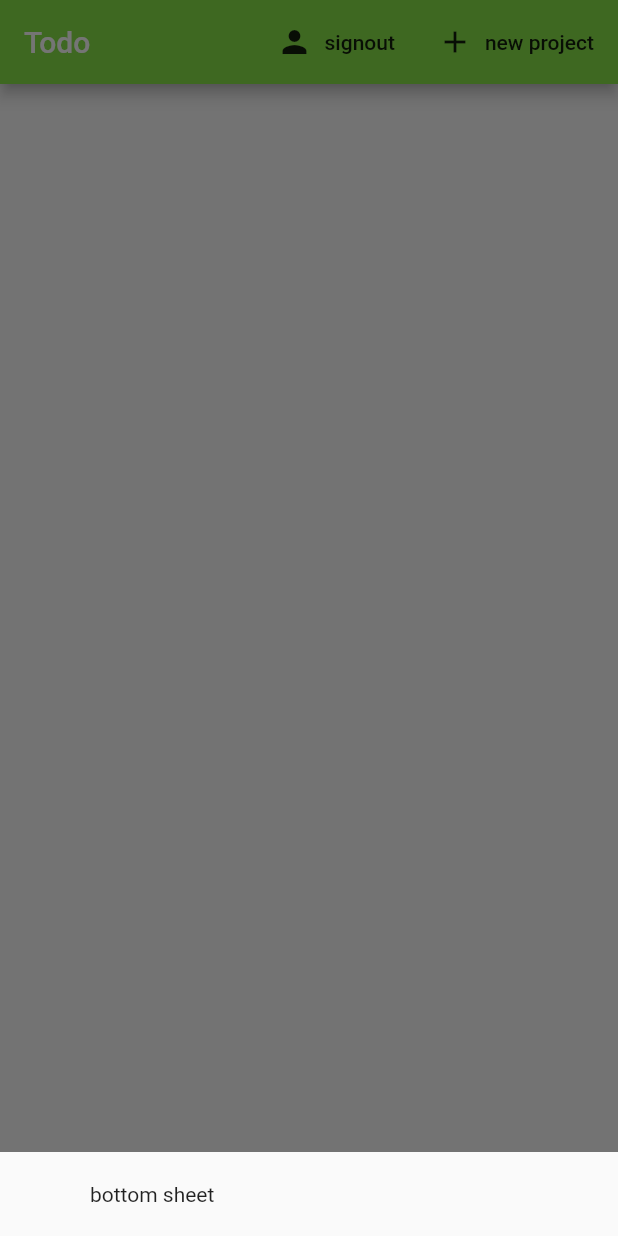
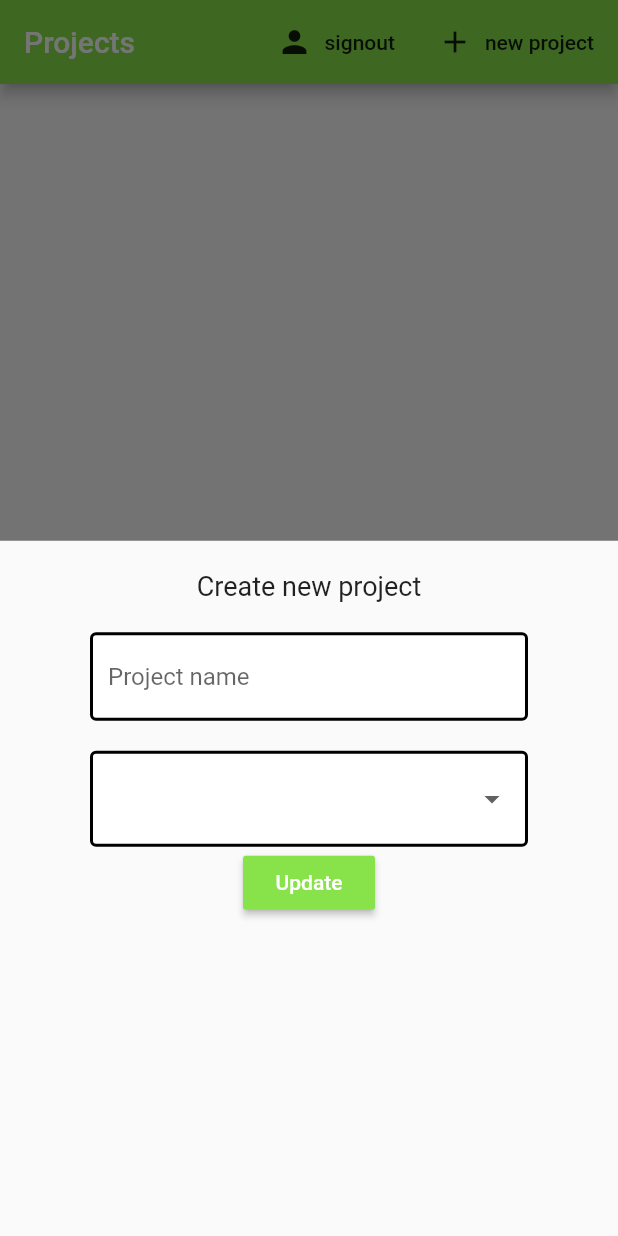
Before and after one commit to yamaan93/IDP-App, a Flutter app: the screen it shows once a user with an empty profile is signed in, after a tap on "new project", on a phone screen of 412 x 824 dp. Run offline on Flutter 3.47's test engine with Material 2 defaults, Android fonts, the phone set to English and light mode, and no system bars; our stand-ins replace cloud_firestore, firebase_auth, flutter_spinkit; accounts and stored records are empty.

Commit message:
new project form in progress

```diff
--- a/idp_app/lib/pages/home/home_page.dart
+++ b/idp_app/lib/pages/home/home_page.dart
@@ -1,4 +1,3 @@
-import 'package:cloud_firestore/cloud_firestore.dart';
 import 'package:flutter/material.dart';
 import 'package:idp_app/consts.dart';
 import 'package:idp_app/services/auth.dart';
@@ -6,6 +5,7 @@ import 'package:idp_app/services/database.dart';
 import 'package:provider/provider.dart';
 import 'project_list.dart';
 import 'package:idp_app/models/project.dart';
+import 'new_project_form.dart';
 
 class HomePage extends StatefulWidget {
   @override
@@ -24,7 +24,7 @@ class _HomePageState extends State<HomePage> {
           builder: (context) {
             return Container(
               padding: EdgeInsets.symmetric(vertical: 20.0, horizontal: 60.0),
-              child: Text('bottom sheet'),
+              child: NewProjectForm(),
             );
           });
     }
@@ -33,7 +33,7 @@ class _HomePageState extends State<HomePage> {
       value: DataBaseService().projectsAvalible,
       child: Scaffold(
         appBar: AppBar(
-          title: Text('Todo'),
+          title: Text('Projects'),
           backgroundColor: kMainThemeColor,
           actions: <Widget>[
             //sign out
--- /dev/null
+++ b/idp_app/lib/pages/home/new_project_form.dart
@@ -0,0 +1,70 @@
+import 'package:flutter/material.dart';
+import 'package:idp_app/consts.dart';
+
+class NewProjectForm extends StatefulWidget {
+  @override
+  _NewProjectFormState createState() => _NewProjectFormState();
+}
+
+class _NewProjectFormState extends State<NewProjectForm> {
+  final _formKey = GlobalKey<FormState>();
+  final List<String> publicity = ['public', 'public but lower'];
+
+  String _name;
+  bool _currentPublicity;
+  String _ownerUID;
+
+  @override
+  Widget build(BuildContext context) {
+    String yourmom = 'your mom';
+    return Form(
+      key: _formKey,
+      child: Column(
+        children: <Widget>[
+          Text(
+            'Create new project',
+            style: TextStyle(fontSize: 18),
+          ),
+          SizedBox(
+            height: 20.0,
+          ),
+          TextFormField(
+            decoration: kTextInputDecoration.copyWith(hintText: "Project name"),
+            validator: (val) => val.isEmpty ? 'Please enter a name' : null,
+            onChanged: (val) => setState(() => _name = val),
+          ),
+          SizedBox(
+            height: 20.0,
+          ),
+          //Drop down
+          DropdownButtonFormField(
+            decoration: kTextInputDecoration,
+            //todo add actual public and private functions, not this garbo
+            items: publicity.map((publicity) {
+              return DropdownMenuItem(
+                value: publicity ?? '0',
+                child: Text('$publicity '),
+              );
+            }).toList(),
+            onChanged: (val) {
+              setState(() {
+                _currentPublicity = true;
+              });
+            },
+          ),
+          RaisedButton(
+              color: kMainThemeColor,
+              child: Text(
+                'Update',
+                style: TextStyle(color: Colors.white),
+              ),
+              onPressed: () async {
+                print(_name);
+                print(_currentPublicity);
+                print(_ownerUID);
+              }),
+        ],
+      ),
+    );
+  }
+}
```
